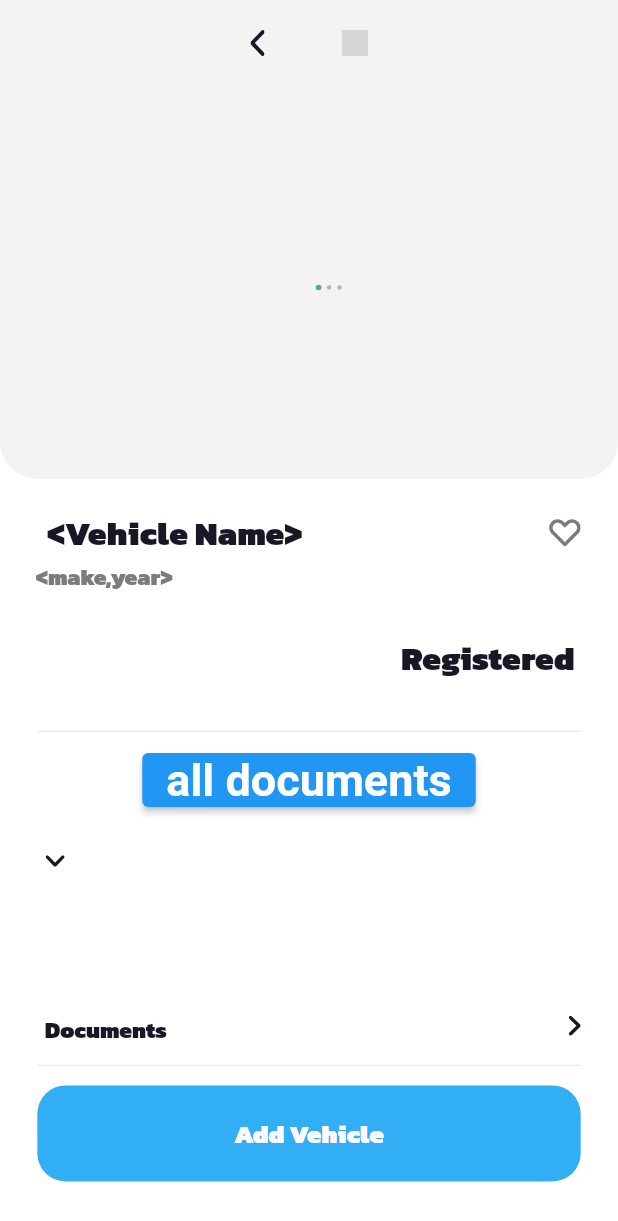
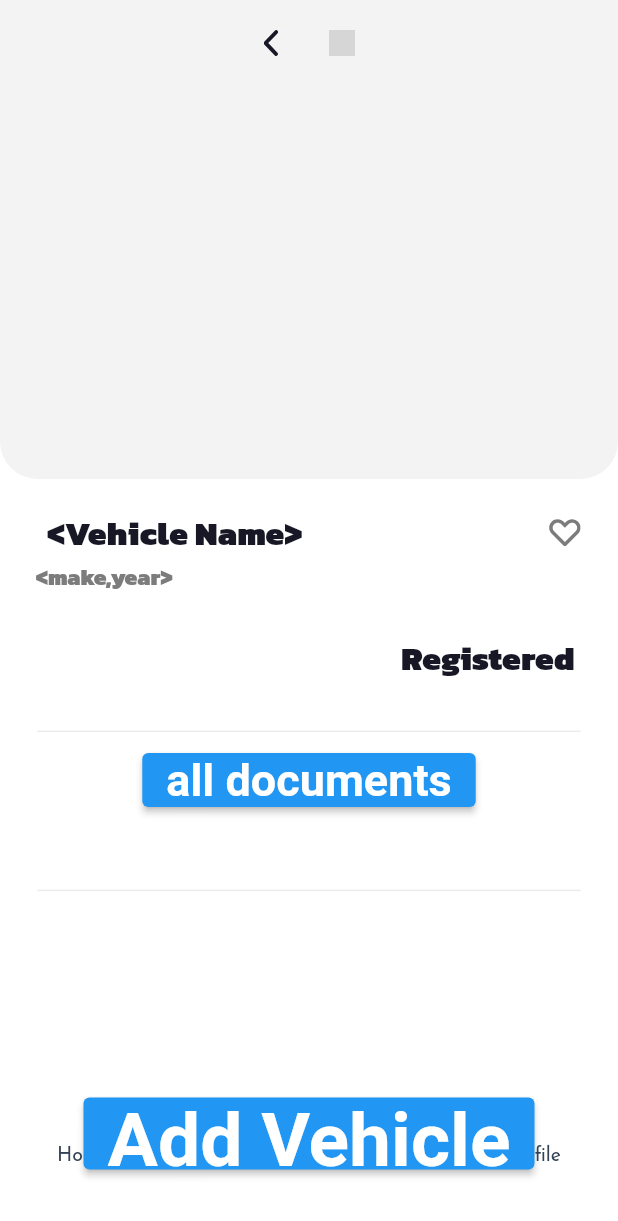
Before and after one commit to ItsYaBoiNeil/digilocker, a Flutter app: the ProductDetailScreen screen opened by its route, on a phone screen of 412 x 824 dp. Shown: the top 1221 px of the screen. Run offline on Flutter 3.47's test engine with Material 2 defaults, Android fonts, the light colour scheme and no system bars; drawn by our look-alikes of smooth_page_indicator; our stand-ins replace cached_network_image, connectivity_plus, firebase_auth, firebase_core, firebase_storage, flutter_svg and 4 more; accounts and stored records are empty; grey boxes are pictures that could not be loaded.

Commit message:
add vehicle button added

```diff
--- a/lib/presentation/account_screen/account_screen.dart
+++ b/lib/presentation/account_screen/account_screen.dart
@@ -75,22 +75,6 @@ class AccountScreen extends GetWidget<AccountController> {
             ),
             child:
                 Column(mainAxisAlignment: MainAxisAlignment.start, children: [
-              Padding(
-                padding: EdgeInsets.all(8.0),
-                child: ElevatedButton(
-                  onPressed: () {
-                    // add your onPressed function here
-                  },
-                  child: Text(
-                    "all documents",
-                    style: TextStyle(
-                      fontSize: 30.0,
-                      fontWeight: FontWeight.bold,
-                      color: Colors.white,
-                    ),
-                  ),
-                ),
-              ),
               Padding(
                 padding: EdgeInsets.all(8.0),
                 child: ElevatedButton(
--- a/lib/presentation/product_detail_screen/product_detail_screen.dart
+++ b/lib/presentation/product_detail_screen/product_detail_screen.dart
@@ -53,22 +53,6 @@ class ProductDetailScreen extends GetWidget<ProductDetailController> {
                         left: 34,
                         top: 77,
                         bottom: 9,
-                      ),
-                      child: SmoothIndicator(
-                        offset: 0,
-                        count: 3,
-                        size: Size.zero,
-                        effect: ScrollingDotsEffect(
-                          spacing: 4,
-                          activeDotColor: ColorConstant.green400,
-                          dotColor: ColorConstant.gray40001,
-                          dotHeight: getVerticalSize(
-                            3,
-                          ),
-                          dotWidth: getHorizontalSize(
-                            3,
-                          ),
-                        ),
                       ),
                     ),
                     GestureDetector(
@@ -132,7 +116,11 @@ class ProductDetailScreen extends GetWidget<ProductDetailController> {
                         ],
                       ),
                     ),
-                    CustomImageView(
+                    GestureDetector(
+                      onTap: () {
+                        // Add your onTap logic here
+                      },
+                      child: CustomImageView(
                         svgPath: ImageConstant.imgBookmark1,
                         height: getSize(
                           24,
@@ -145,6 +133,7 @@ class ProductDetailScreen extends GetWidget<ProductDetailController> {
                           bottom: 29,
                         ),
                       ),
+                    )
                   ],
                 ),
               ),
@@ -209,56 +198,12 @@ class ProductDetailScreen extends GetWidget<ProductDetailController> {
                   top: 14,
                   right: 25,
                 ),
-                child: Row(
-                  mainAxisAlignment: MainAxisAlignment.spaceBetween,
-                  crossAxisAlignment: CrossAxisAlignment.start,
-                  children: [
-                    CustomImageView(
-                      svgPath: ImageConstant.imgArrowdownGray900,
-                      height: getVerticalSize(
-                        8,
-                      ),
-                      width: getHorizontalSize(
-                        14,
-                      ),
-                      margin: getMargin(
-                        top: 5,
-                        bottom: 86,
-                      ),
-                    ),
-                  ],
-                ),
               ),
               Padding(
                 padding: getPadding(
                   left: 30,
                   top: 16,
                   right: 25,
-                ),
-                child: Row(
-                  mainAxisAlignment: MainAxisAlignment.spaceBetween,
-                  crossAxisAlignment: CrossAxisAlignment.start,
-                  children: [
-                    Text(
-                      "lbl_documents".tr,
-                      overflow: TextOverflow.ellipsis,
-                      textAlign: TextAlign.left,
-                      style: AppStyle.txtKanitBlack16Gray900,
-                    ),
-                    CustomImageView(
-                      svgPath: ImageConstant.imgArrowright,
-                      height: getVerticalSize(
-                        14,
-                      ),
-                      width: getHorizontalSize(
-                        8,
-                      ),
-                      margin: getMargin(
-                        top: 2,
-                        bottom: 7,
-                      ),
-                    ),
-                  ],
                 ),
               ),
               Padding(
@@ -341,15 +286,21 @@ class ProductDetailScreen extends GetWidget<ProductDetailController> {
                   ),
                 ),
               ),
-              CustomButton(
-                height: getVerticalSize(
-                  67,
+              Padding(
+                padding: EdgeInsets.all(8.0),
+                child: ElevatedButton(
+                  onPressed: () {
+                    // add your onPressed function here
+                  },
+                  child: Text(
+                    "Add Vehicle",
+                    style: TextStyle(
+                      fontSize: 50.0,
+                      fontWeight: FontWeight.bold,
+                      color: Colors.white,
                     ),
-                width: getHorizontalSize(
-                  364,
                   ),
-                text: "lbl_add_vehicle".tr,
-                alignment: Alignment.center,
+                ),
               ),
             ],
           ),
```
Lines whose indentation alone changed are shown as unchanged.
